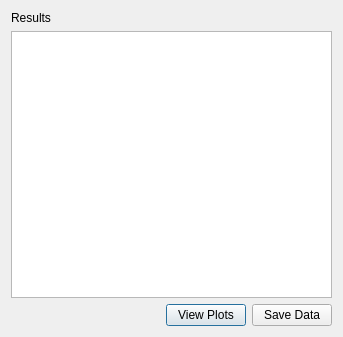
Before: the Qt Designer form pyssa/gui/ui/forms/results_view.ui in urban233/PySSA, drawn with Qt 5.
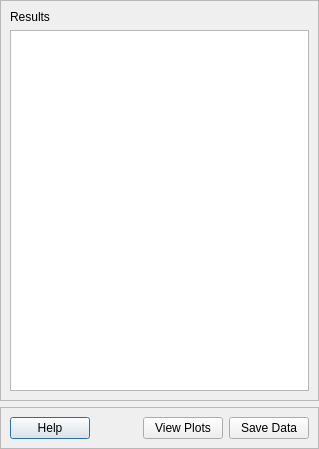
After: the same form once the commit is applied.

What changed in the file:
```diff
--- a/pyssa/gui/ui/forms/results_view.ui
+++ b/pyssa/gui/ui/forms/results_view.ui
@@ -6,13 +6,34 @@
    <rect>
     <x>0</x>
     <y>0</y>
-    <width>343</width>
-    <height>337</height>
+    <width>319</width>
+    <height>449</height>
    </rect>
   </property>
   <property name="windowTitle">
    <string>Dialog</string>
   </property>
+  <layout class="QVBoxLayout" name="verticalLayout_4">
+   <property name="leftMargin">
+    <number>0</number>
+   </property>
+   <property name="topMargin">
+    <number>0</number>
+   </property>
+   <property name="rightMargin">
+    <number>0</number>
+   </property>
+   <property name="bottomMargin">
+    <number>0</number>
+   </property>
+   <item>
+    <widget class="QFrame" name="frame">
+     <property name="frameShape">
+      <enum>QFrame::StyledPanel</enum>
+     </property>
+     <property name="frameShadow">
+      <enum>QFrame::Raised</enum>
+     </property>
   <layout class="QVBoxLayout" name="verticalLayout_2">
    <item>
     <layout class="QVBoxLayout" name="verticalLayout">
@@ -24,12 +45,31 @@
       </widget>
      </item>
      <item>
-      <widget class="QTableView" name="table_view_results"/>
+         <widget class="QTableWidget" name="table_widget_results"/>
      </item>
     </layout>
    </item>
+     </layout>
+    </widget>
+   </item>
+   <item>
+    <widget class="QFrame" name="frame_bottom">
+     <property name="frameShape">
+      <enum>QFrame::StyledPanel</enum>
+     </property>
+     <property name="frameShadow">
+      <enum>QFrame::Raised</enum>
+     </property>
+     <layout class="QVBoxLayout" name="verticalLayout_3">
    <item>
     <layout class="QHBoxLayout" name="horizontalLayout">
+        <item>
+         <widget class="QPushButton" name="btn_help">
+          <property name="text">
+           <string>Help</string>
+          </property>
+         </widget>
+        </item>
      <item>
       <spacer name="horizontalSpacer">
        <property name="orientation">
@@ -58,6 +98,9 @@
       </widget>
      </item>
     </layout>
+      </item>
+     </layout>
+    </widget>
    </item>
   </layout>
  </widget>
```
Lines whose indentation alone changed are shown as unchanged.
